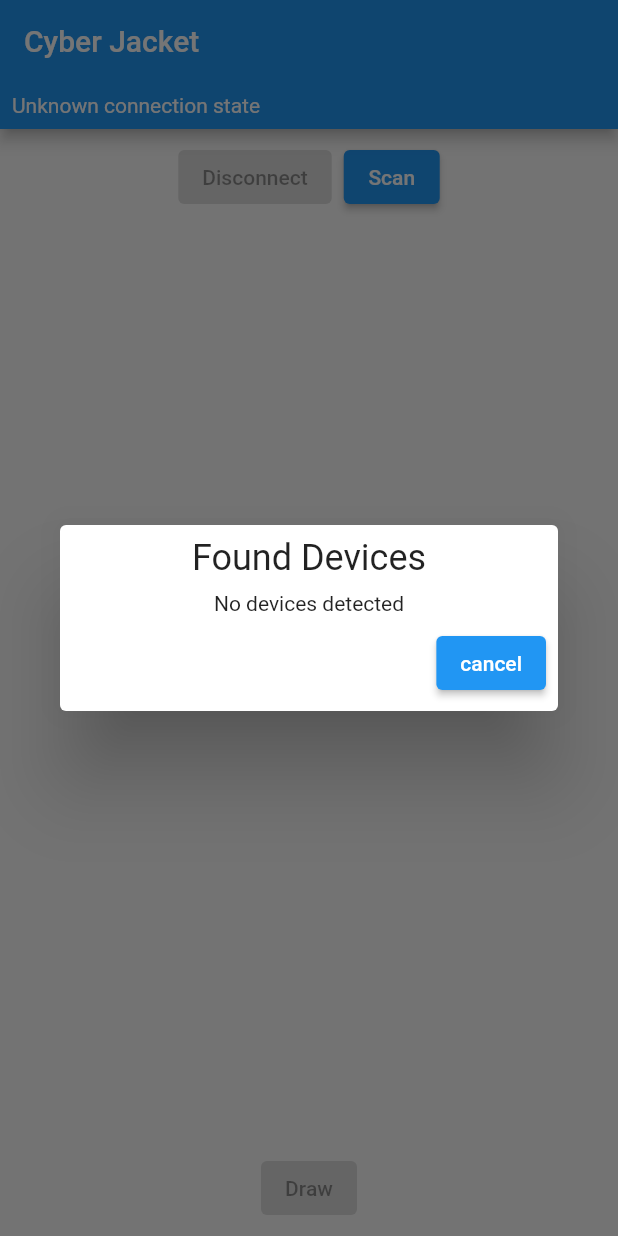
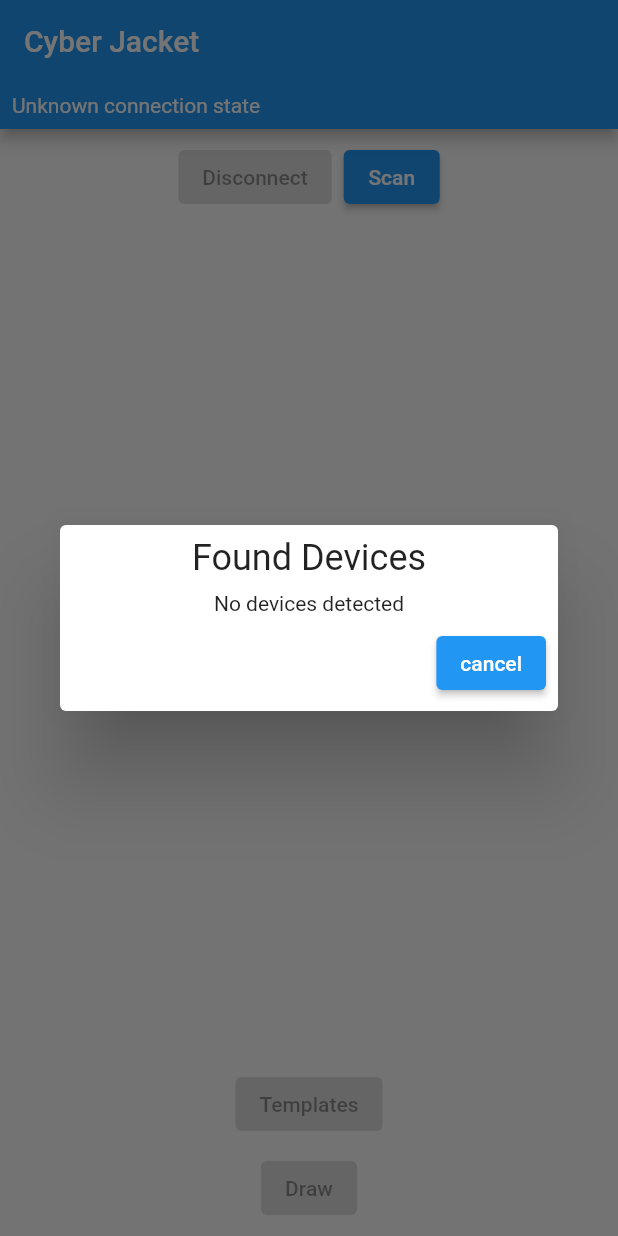
Before and after one commit to mishkov/cyber-jacket-app, a Flutter app: the screen it shows after launch, after a tap on "Scan", on a phone screen of 412 x 824 dp. Run offline on Flutter 3.47's test engine with Material 2 defaults, Android fonts, the light colour scheme and no system bars; our stand-ins replace flutter_bloc, flutter_bluetooth_serial, sqflite; accounts and stored records are empty.

Commit message:
Add Button to navigate to templates

```diff
--- a/lib/main.dart
+++ b/lib/main.dart
@@ -1,12 +1,20 @@
+import 'package:cyber_jacket/database.dart' as localdb;
 import 'package:cyber_jacket/draw_mode_screen.dart';
 import 'package:cyber_jacket/connection_provider.dart';
+import 'package:cyber_jacket/templates_screen.dart';
 import 'package:flutter/material.dart';
 import 'package:flutter_bloc/flutter_bloc.dart';
 import 'package:flutter_bluetooth_serial/flutter_bluetooth_serial.dart';
+import 'package:sqflite/sqflite.dart';
+import 'package:path/path.dart';
 
 import 'sliver_list_with_contoller_layout.dart';
 
-void main() {
+Future<void> main() async {
+  // Avoid errors caused by flutter upgrade.
+  // Importing 'package:flutter/widgets.dart' is required.
+  WidgetsFlutterBinding.ensureInitialized();
+  localdb.Database.instance.init();
   runApp(
     BlocProvider(
       create: (context) => BluetoothConnectionCubit(),
@@ -28,6 +36,8 @@ class MyApp extends StatelessWidget {
           builder: (context) {
             if (routeSettings.name == DrawModeScreen.route) {
               return const DrawModeScreen();
+            } else if (routeSettings.name == TemplatesScreen.route) {
+              return const TemplatesScreen();
             } else {
               return const MyHomePage();
             }
@@ -136,6 +146,17 @@ class _MyHomePageState extends State<MyHomePage> {
                   const Spacer(),
                   Column(
                     children: [
+                      ElevatedButton(
+                        onPressed:
+                            state.status == BluetoothConnectionStatus.connected
+                                ? () {
+                                    Navigator.pushNamed(
+                                        context, TemplatesScreen.route);
+                                  }
+                                : null,
+                        child: const Text('Templates'),
+                      ),
+                      const SizedBox(height: 8),
                       ElevatedButton(
                         onPressed:
                             state.status == BluetoothConnectionStatus.connected
```
